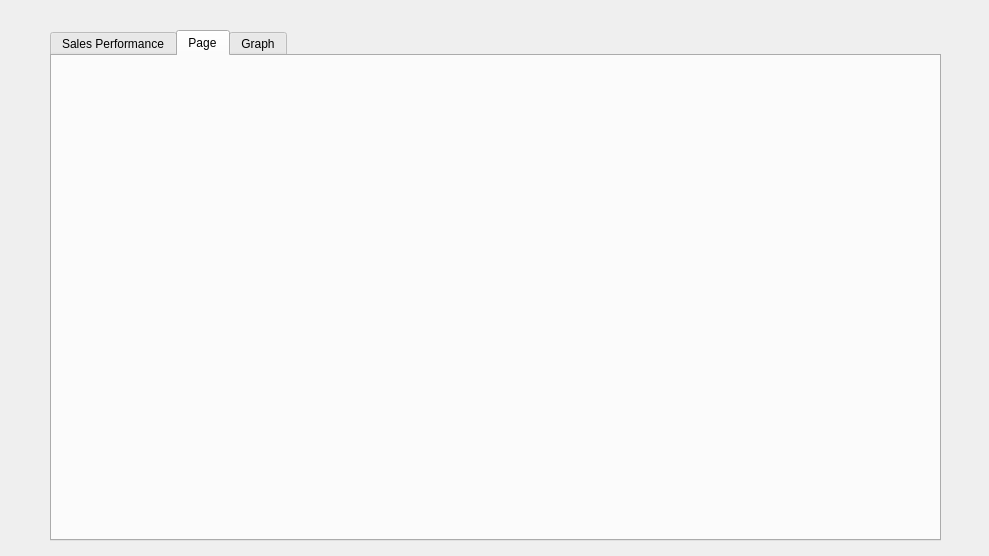
The window that employees_dialog.ui (chiphanmsda/product-sales-analytics-gui) describes before a commit, drawn with Qt 5.
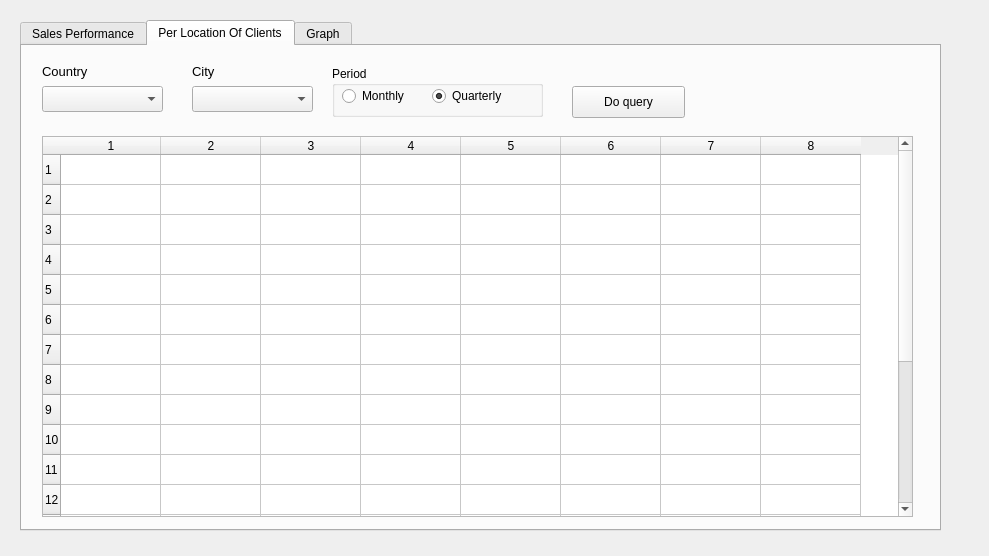
The same window after the commit. The open tabs and pages were chosen to show the change.

Commit message:
Add sales of employees per location
Add sales of employees per location

Patch:
```diff
--- a/employees_dialog.ui
+++ b/employees_dialog.ui
@@ -16,9 +16,9 @@
   <widget class="QTabWidget" name="tabWidget">
    <property name="geometry">
     <rect>
-     <x>50</x>
-     <y>30</y>
-     <width>891</width>
+     <x>20</x>
+     <y>20</y>
+     <width>921</width>
      <height>511</height>
     </rect>
    </property>
@@ -157,8 +157,163 @@
    </widget>
    <widget class="QWidget" name="tab">
     <attribute name="title">
-     <string>Page</string>
+     <string>Per Location Of Clients</string>
     </attribute>
+    <widget class="QLabel" name="label_2">
+     <property name="geometry">
+      <rect>
+       <x>20</x>
+       <y>10</y>
+       <width>111</width>
+       <height>31</height>
+      </rect>
+     </property>
+     <property name="font">
+      <font>
+       <pointsize>10</pointsize>
+      </font>
+     </property>
+     <property name="text">
+      <string>Country</string>
+     </property>
+    </widget>
+    <widget class="QLabel" name="label_3">
+     <property name="geometry">
+      <rect>
+       <x>170</x>
+       <y>10</y>
+       <width>111</width>
+       <height>31</height>
+      </rect>
+     </property>
+     <property name="font">
+      <font>
+       <pointsize>10</pointsize>
+      </font>
+     </property>
+     <property name="text">
+      <string>City</string>
+     </property>
+    </widget>
+    <widget class="QComboBox" name="country_cb">
+     <property name="geometry">
+      <rect>
+       <x>20</x>
+       <y>40</y>
+       <width>121</width>
+       <height>26</height>
+      </rect>
+     </property>
+    </widget>
+    <widget class="QComboBox" name="city_cb">
+     <property name="geometry">
+      <rect>
+       <x>170</x>
+       <y>40</y>
+       <width>121</width>
+       <height>26</height>
+      </rect>
+     </property>
+    </widget>
+    <widget class="QTableWidget" name="sales_table_location">
+     <property name="geometry">
+      <rect>
+       <x>20</x>
+       <y>90</y>
+       <width>871</width>
+       <height>381</height>
+      </rect>
+     </property>
+     <property name="rowCount">
+      <number>20</number>
+     </property>
+     <property name="columnCount">
+      <number>8</number>
+     </property>
+     <row/>
+     <row/>
+     <row/>
+     <row/>
+     <row/>
+     <row/>
+     <row/>
+     <row/>
+     <row/>
+     <row/>
+     <row/>
+     <row/>
+     <row/>
+     <row/>
+     <row/>
+     <row/>
+     <row/>
+     <row/>
+     <row/>
+     <row/>
+     <column/>
+     <column/>
+     <column/>
+     <column/>
+     <column/>
+     <column/>
+     <column/>
+     <column/>
+    </widget>
+    <widget class="QGroupBox" name="radio_group_2">
+     <property name="geometry">
+      <rect>
+       <x>310</x>
+       <y>20</y>
+       <width>211</width>
+       <height>51</height>
+      </rect>
+     </property>
+     <property name="title">
+      <string>Period</string>
+     </property>
+     <widget class="QRadioButton" name="monthly_radio_location">
+      <property name="geometry">
+       <rect>
+        <x>10</x>
+        <y>20</y>
+        <width>100</width>
+        <height>20</height>
+       </rect>
+      </property>
+      <property name="text">
+       <string>Monthly</string>
+      </property>
+     </widget>
+     <widget class="QRadioButton" name="quarterly_radio_location">
+      <property name="geometry">
+       <rect>
+        <x>100</x>
+        <y>20</y>
+        <width>100</width>
+        <height>20</height>
+       </rect>
+      </property>
+      <property name="text">
+       <string>Quarterly</string>
+      </property>
+      <property name="checked">
+       <bool>true</bool>
+      </property>
+     </widget>
+    </widget>
+    <widget class="QPushButton" name="query_button_location">
+     <property name="geometry">
+      <rect>
+       <x>550</x>
+       <y>40</y>
+       <width>113</width>
+       <height>32</height>
+      </rect>
+     </property>
+     <property name="text">
+      <string>Do query</string>
+     </property>
+    </widget>
    </widget>
    <widget class="QWidget" name="graph">
     <attribute name="title">
```
Left out of the diff: 2 changed lines with no effect on the pictures. The commit also changes 1 other file.
